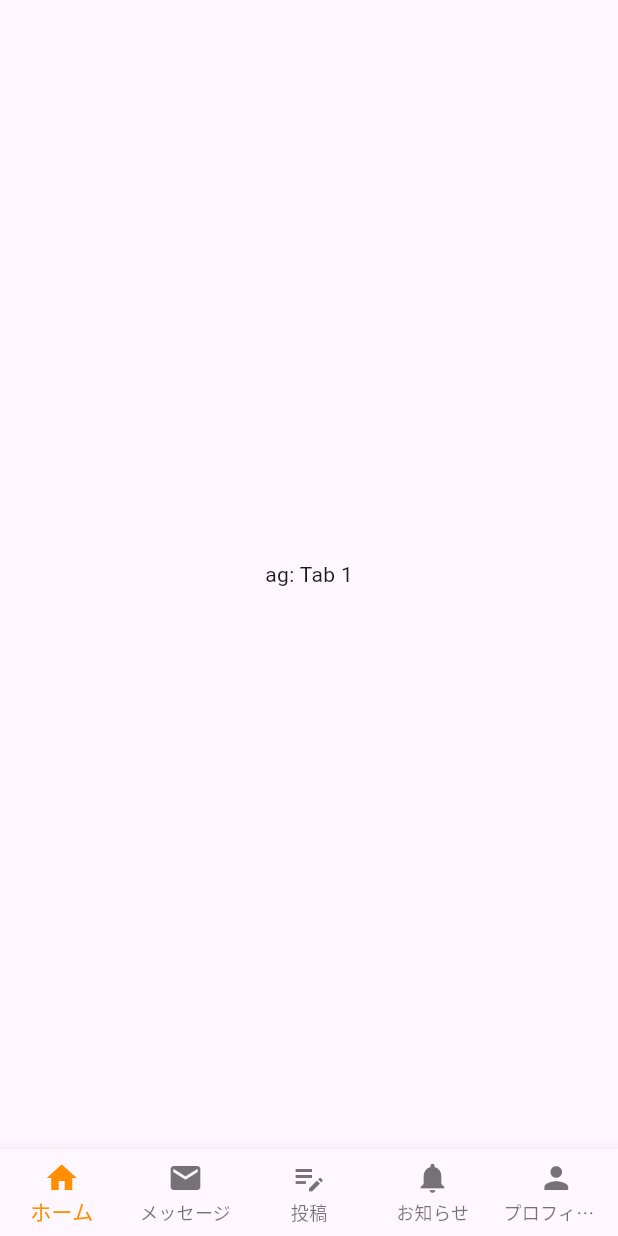
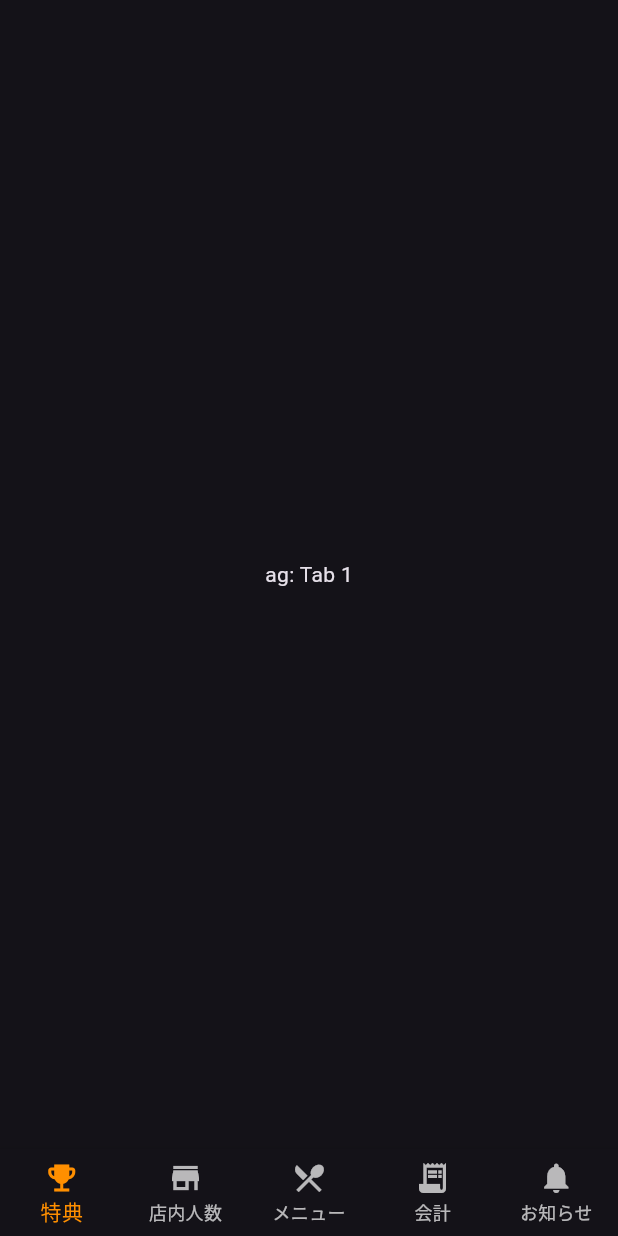
Before and after one commit to buisiss12/sltsample, a Flutter app: the AgPage screen opened directly, on a phone screen of 412 x 824 dp. Run offline on Flutter 3.47's test engine with Material 3 defaults, Android fonts, the phone set to English and light mode, and no system bars.

Commit message:
・ダークテーマへ変更　 ・アイコン等修正

```diff
--- a/lib/main.dart
+++ b/lib/main.dart
@@ -22,17 +22,15 @@ class _MyAppState extends State<MyApp> {
   @override
   Widget build(BuildContext context) {
     return MaterialApp(
+      debugShowCheckedModeBanner: false,
       title: 'solotteサンプル',
-      theme: ThemeData(
-        colorScheme: ColorScheme.fromSeed(seedColor: Colors.deepPurple),
-        useMaterial3: true,
-      ),
+      theme: ThemeData.dark(),
       home: Scaffold(
         appBar: AppBar(
-          backgroundColor: Theme.of(context).colorScheme.inversePrimary,
-          title: const Text('SLTサンプル'),
           leading: IconButton(
-            icon: const Icon(Icons.menu),
+            icon: _selectedPage == 0
+                ? Image.asset('assets/images/oriraji.png')
+                : Image.asset('assets/images/SOLOTTE!.png'),
             onPressed: () {
               setState(() {
                 _selectedPage = (_selectedPage + 1) % _pageOptions.length;
@@ -142,24 +140,24 @@ class _AgPageState extends State<AgPage> {
         type: BottomNavigationBarType.fixed,
         items: const <BottomNavigationBarItem>[
           BottomNavigationBarItem(
-            icon: Icon(Icons.home),
-            label: 'ホーム',
+            icon: Icon(Icons.emoji_events),
+            label: '特典',
           ),
           BottomNavigationBarItem(
-            icon: Icon(Icons.email),
-            label: 'メッセージ',
+            icon: Icon(Icons.store),
+            label: '店内人数',
           ),
           BottomNavigationBarItem(
-            icon: Icon(Icons.edit_note),
-            label: '投稿',
+            icon: Icon(Icons.restaurant_menu),
+            label: 'メニュー',
+          ),
+          BottomNavigationBarItem(
+            icon: Icon(Icons.receipt_long),
+            label: '会計',
           ),
           BottomNavigationBarItem(
             icon: Icon(Icons.notifications),
             label: 'お知らせ',
-          ),
-          BottomNavigationBarItem(
-            icon: Icon(Icons.person),
-            label: 'プロフィール',
           ),
         ],
         currentIndex: _counter,
--- a/pubspec.yaml
+++ b/pubspec.yaml
@@ -59,9 +59,8 @@ flutter:
   uses-material-design: true
 
   # To add assets to your application, add an assets section, like this:
-  # assets:
-  #   - images/a_dot_burr.jpeg
-  #   - images/a_dot_ham.jpeg
+  assets:
+    - assets/images/
 
   # An image asset can refer to one or more resolution-specific "variants", see
   # https://flutter.dev/assets-and-images/#resolution-aware
```
Also changed, not shown: assets/images/9696oriental.png (added), assets/images/9696solotte.png (added), assets/images/SOLOTTE!.png (added), assets/images/oriraji.png (added).
